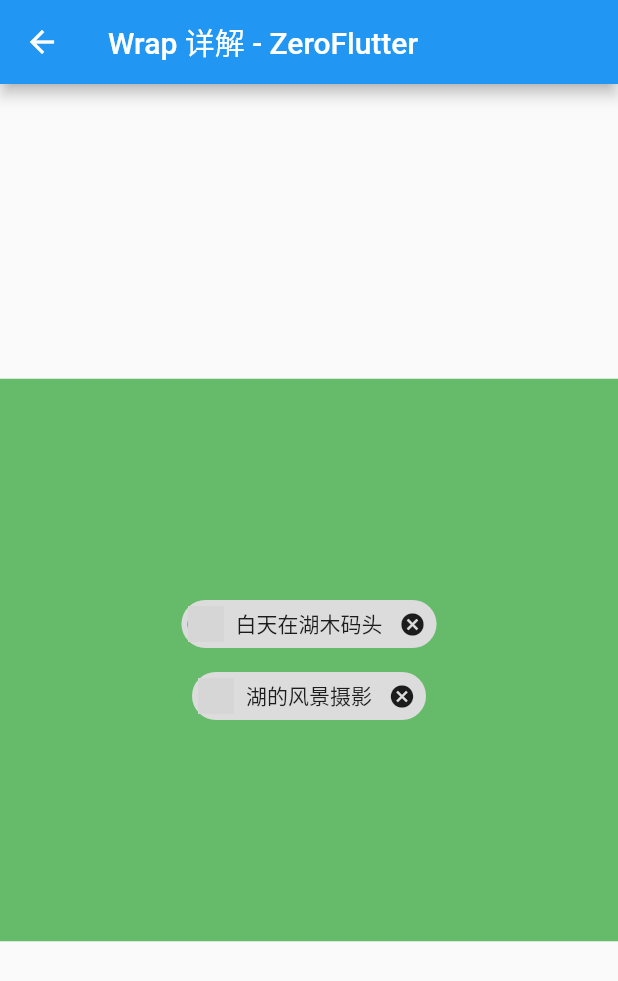
After one commit to BytesZero/flutter_widgets, a Flutter app: the WrapPage screen opened directly, on a phone screen of 412 x 824 dp. The commit adds this screen. Shown: the top 981 px of the screen. Run offline on Flutter 3.47's test engine with Material 2 defaults, Android fonts, the phone set to English and light mode, and no system bars; network calls fail; grey boxes are pictures that could not be loaded.

Commit message:
1、更新 Wrap

```diff
--- a/lib/data/list_data.dart
+++ b/lib/data/list_data.dart
@@ -10,6 +10,9 @@ class ImageEntity {
   late String desc;
   late String url;
 }
+
+/// 列表总数
+int get listTotal => listData.length;
 
 /// 列表数据
 List<ImageEntity> listData = [
@@ -48,4 +51,39 @@ List<ImageEntity> listData = [
     url:
         'https://images.pexels.com/photos/844297/pexels-photo-844297.jpeg?auto=compress&cs=tinysrgb&dpr=2&w=500',
   ),
+  ImageEntity(
+    id: 6,
+    title: '粉红玫瑰',
+    desc: '拍摄时间：	2017年02月05日 08:38',
+    url:
+        'https://images.pexels.com/photos/1166869/pexels-photo-1166869.jpeg?auto=compress&cs=tinysrgb&dpr=2&w=500',
+  ),
+  ImageEntity(
+    id: 7,
+    title: '花朵',
+    desc: '拍摄时间：	2020年06月10日 11:04',
+    url:
+        'https://images.pexels.com/photos/4623061/pexels-photo-4623061.jpeg?auto=compress&cs=tinysrgb&dpr=2&h=750&w=1260',
+  ),
+  ImageEntity(
+    id: 8,
+    title: '粉色非洲菊',
+    desc: '拍摄时间：	2018年01月29日 12:47',
+    url:
+        'https://images.pexels.com/photos/850359/pexels-photo-850359.jpeg?auto=compress&cs=tinysrgb&dpr=2&w=500',
+  ),
+  ImageEntity(
+    id: 9,
+    title: '粉红玫瑰',
+    desc: '拍摄时间：	2017年10月03日 07:36',
+    url:
+        'https://images.pexels.com/photos/736230/pexels-photo-736230.jpeg?auto=compress&cs=tinysrgb&dpr=2&w=500',
+  ),
+  ImageEntity(
+    id: 10,
+    title: '粉红色花朵',
+    desc: '拍摄时间：	2018年02月14日 09:39',
+    url:
+        'https://images.pexels.com/photos/931176/pexels-photo-931176.jpeg?auto=compress&cs=tinysrgb&dpr=2&h=750&w=1260',
+  ),
 ];
--- a/lib/pages/page_data.dart
+++ b/lib/data/page_data.dart
@@ -1,9 +1,10 @@
 import 'package:flutter/material.dart';
 import 'package:flutter_widgets/pages/list/gridview/grid_view_page.dart';
+import 'package:flutter_widgets/pages/list/wrap/wrap_page.dart';
 import '../widgets/01_animated_container.dart';
 import '../widgets/02_animated.dart';
 import '../widgets/03_clip.dart';
-import 'list/listview/list_view_page.dart';
+import '../pages/list/listview/list_view_page.dart';
 
 /// 页面实体
 class PageEntity {
@@ -39,4 +40,8 @@ List<PageEntity> pageList = [
     title: 'GridView',
     page: GridViewPage(),
   ),
+  PageEntity(
+    title: 'Wrap',
+    page: WrapPage(),
+  ),
 ];
--- a/lib/pages/home.dart
+++ b/lib/pages/home.dart
@@ -1,8 +1,6 @@
 import 'package:flutter/material.dart';
-import 'package:flutter_widgets/pages/page_data.dart';
+import 'package:flutter_widgets/data/page_data.dart';
 import '../widgets/common/common_list_tile.dart';
-import '../widgets/01_animated_container.dart';
-import '../widgets/03_clip.dart';
 
 class MyHomePage extends StatefulWidget {
   MyHomePage({Key? key, required this.title}) : super(key: key);
--- a/lib/pages/list/gridview/grid_view_page.dart
+++ b/lib/pages/list/gridview/grid_view_page.dart
@@ -14,7 +14,7 @@ class _GridViewPageState extends State<GridViewPage> {
   Widget build(BuildContext context) {
     return Scaffold(
       appBar: AppBar(
-        title: Text('ListView 5 种构建方式'),
+        title: Text('GridView 5 种构建方式'),
       ),
       body: GridView(
         // 次轴固定数量的 GridDelegate
@@ -101,7 +101,7 @@ class _GridViewPageState extends State<GridViewPage> {
 
   /// 获取子项目
   Widget getItem(int index) {
-    var item = listData[index % 5];
+    var item = listData[index % listTotal];
     return Image.network(
       item.url,
       fit: BoxFit.cover,
--- a/lib/pages/list/listview/list_view_page.dart
+++ b/lib/pages/list/listview/list_view_page.dart
@@ -1,6 +1,3 @@
-import 'dart:io';
-import 'dart:ui';
-
 import 'package:flutter/material.dart';
 import 'package:flutter_widgets/data/list_data.dart';
 
@@ -70,7 +67,7 @@ class _ListViewPageState extends State<ListViewPage> {
 
   /// 获取子项目
   Widget getItem(int index) {
-    var item = listData[index % 5];
+    var item = listData[index % listTotal];
     return ListTile(
       leading: Image.network(
         item.url,
--- /dev/null
+++ b/lib/pages/list/wrap/wrap_page.dart
@@ -0,0 +1,54 @@
+import 'package:flutter/material.dart';
+import 'package:flutter_widgets/data/list_data.dart';
+
+/// Wrap 页面
+class WrapPage extends StatefulWidget {
+  WrapPage({Key? key}) : super(key: key);
+
+  @override
+  _WrapPageState createState() => _WrapPageState();
+}
+
+class _WrapPageState extends State<WrapPage> {
+  @override
+  Widget build(BuildContext context) {
+    return Scaffold(
+        appBar: AppBar(
+          title: Text('Wrap 详解 - ZeroFlutter'),
+        ),
+        // body: Wrap(
+        //   children: List.generate(20, (index) => getItem(index)),
+        // ),
+        // body: Wrap(
+        //   spacing: 10,
+        //   runSpacing: 20,
+        //   children: List.generate(20, (index) => getItem(index)),
+        // ),
+        body: Center(
+          child: Container(
+            height: 375,
+            width: double.maxFinite,
+            color: Colors.green.shade400,
+            child: Wrap(
+              direction: Axis.vertical,
+              alignment: WrapAlignment.center,
+              runAlignment: WrapAlignment.center,
+              crossAxisAlignment: WrapCrossAlignment.center,
+              children: List.generate(2, (index) => getItem(index)),
+            ),
+          ),
+        ));
+  }
+
+  /// 获取子项目
+  Widget getItem(int index) {
+    var item = listData[index % listTotal];
+    return Chip(
+      avatar: CircleAvatar(
+        backgroundImage: NetworkImage(item.url),
+      ),
+      label: Text(item.title),
+      onDeleted: () {},
+    );
+  }
+}
```
Also changed, not shown: 1 other file.
